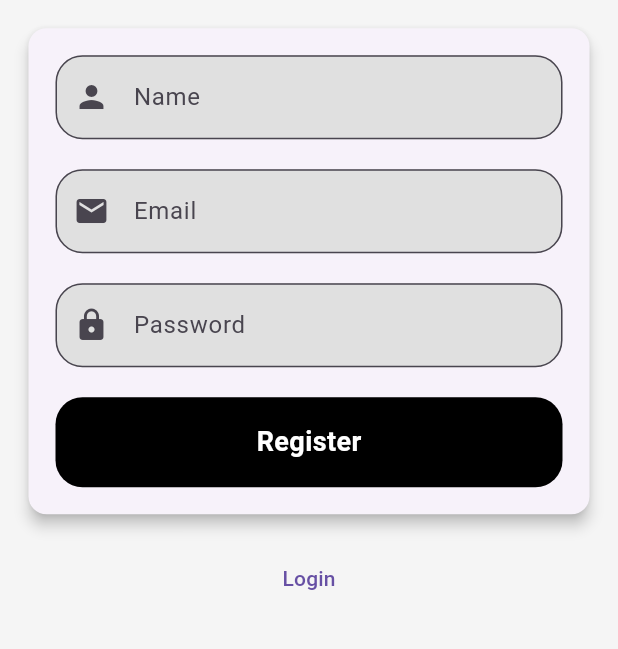
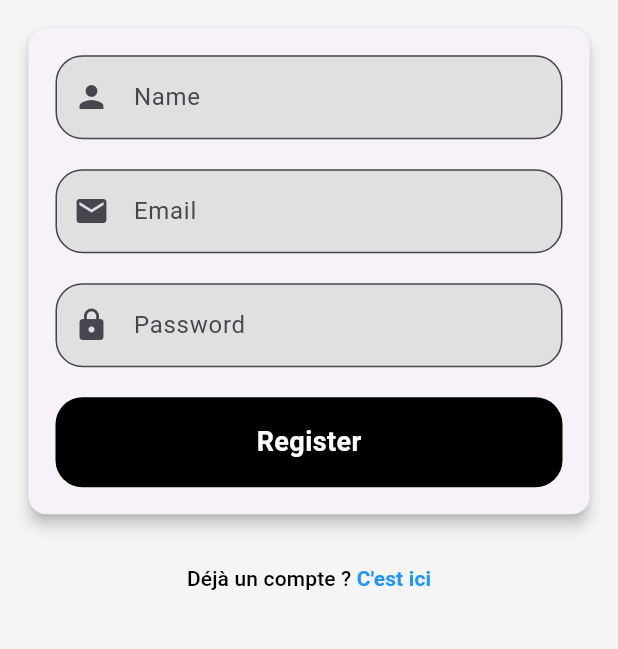
Before and after one commit to AzAnalytics/stripe, a Flutter app: the screen it shows after launch, on a phone screen of 412 x 824 dp, the part 334-983 px from its top. Run offline on Flutter 3.47's test engine with Material 3 defaults, Android fonts, the phone set to English and light mode, and no system bars; our stand-ins replace cloud_firestore, cloud_functions, firebase_auth, firebase_core, firebase_storage, qr_flutter and 1 more; missing offline and left inert: firebase_app_check, mobile_scanner; accounts and stored records are empty.

Commit message:
save change name

```diff
--- a/lib/authentification/login_page.dart
+++ b/lib/authentification/login_page.dart
@@ -41,7 +41,7 @@ class _LoginPageState extends State<LoginPage> {
           mainAxisAlignment: MainAxisAlignment.center,
           children: [
             const Text(
-              'Login Page',
+              'Accédez à vos offres gourmandes',
               style: TextStyle(fontSize: 22, fontWeight: FontWeight.bold),
             ),
             Padding(
--- a/lib/authentification/signup_page.dart
+++ b/lib/authentification/signup_page.dart
@@ -111,13 +111,21 @@ class _SignupPageState extends State<SignupPage> {
             ),
           ),
           TextButton(
-              onPressed: () {
-                Navigator.push(
-                    context,
-                    MaterialPageRoute(
-                        builder: (context) => const LoginPage()));
-              },
-              child: const Text('Login'))
+            onPressed: () {
+              Navigator.push(
+                context,
+                MaterialPageRoute(builder: (context) => const LoginPage()),
+              );
+            },
+            child: const Row(
+              mainAxisSize: MainAxisSize.min,
+              children: [
+                Text("Déjà un compte ? ", style: TextStyle(color: Colors.black)),
+                Text("C'est ici", style: TextStyle(fontWeight: FontWeight.bold, color: Colors.blue)),
+              ],
+            ),
+          )
+
         ],
       )),
     );
```
